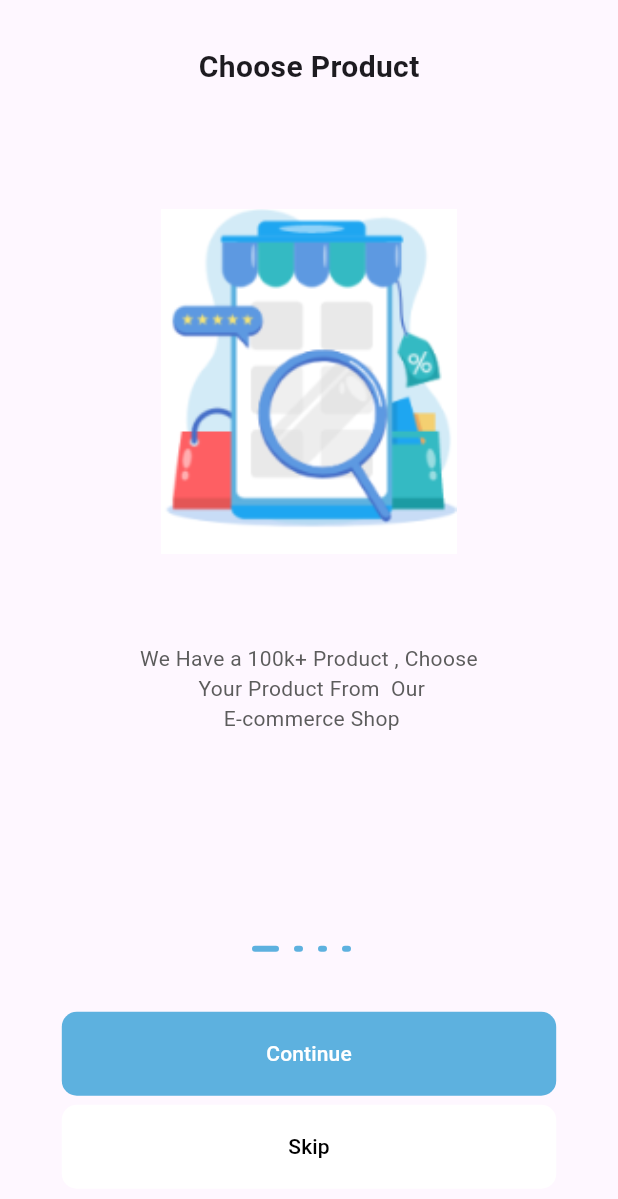
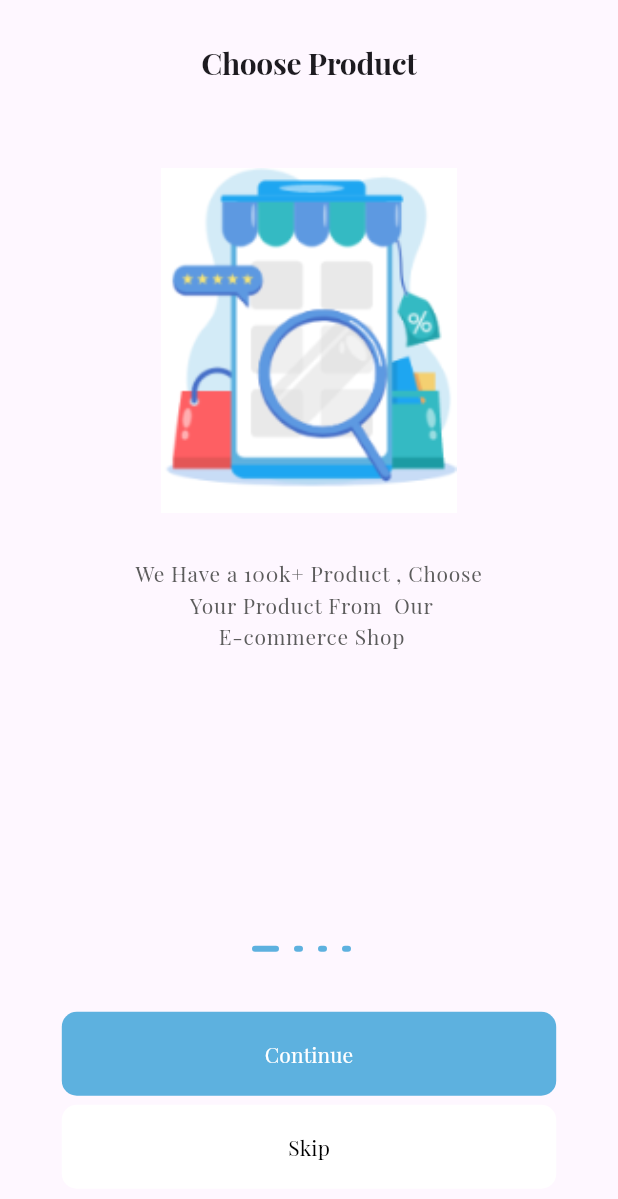
Before and after one commit to AbdelrhmanAmer/Complete-Commerce-App, a Flutter app: the screen it shows after launch, on a phone screen of 412 x 824 dp. Shown: the top 1199 px of the screen. Run offline on Flutter 3.47's test engine with Material 3 defaults, Android fonts, the phone set to English and light mode, and no system bars; our stand-ins replace get; project files that could hold a hidden picture were left out.

Commit message:
TextTheme

```diff
--- a/commplete_commerce_app/lib/main.dart
+++ b/commplete_commerce_app/lib/main.dart
@@ -1,6 +1,7 @@
 import 'package:flutter/material.dart';
 import 'package:get/get.dart';
 
+import 'core/constant/color.dart';
 import 'view/screens/onboarding.dart';
 import 'routes.dart';
 
@@ -17,7 +18,12 @@
       debugShowCheckedModeBanner: false,
       title: 'Flutter Demo',
       theme: ThemeData(
+        fontFamily: "PlayfairDisplay",
         colorScheme: ColorScheme.fromSeed(seedColor: Colors.deepPurple),
+        textTheme: const TextTheme(
+          displayLarge: TextStyle(fontWeight: FontWeight.bold, fontSize: 20),
+          bodyLarge: TextStyle(color: AppColor.grey, fontSize: 14),
+        ),
         useMaterial3: true,
       ),
       home: const OnBoardingScreen(),
--- a/commplete_commerce_app/lib/view/widgets/custom_page_view.dart
+++ b/commplete_commerce_app/lib/view/widgets/custom_page_view.dart
@@ -2,7 +2,6 @@ import 'package:flutter/material.dart';
 import 'package:get/state_manager.dart';
 
 import '../../controller/onboarding_controller.dart';
-import '../../core/constant/color.dart';
 import '../../data/data_source/static/static.dart';
 
 class CustomPageView extends GetView<OnBoardingControllerImp> {
@@ -24,25 +23,20 @@ class CustomPageView extends GetView<OnBoardingControllerImp> {
               const SizedBox(height: 30),
               Text(
                 onBoardingList[index].title!,
-                style: const TextStyle(
-                  fontWeight: FontWeight.bold,
-                  fontSize: 20,
-                ),
+                style: Theme.of(context).textTheme.displayLarge,
               ),
-              const SizedBox(height: 80),
+              const SizedBox(height: 60),
               Image.asset(
                 onBoardingList[index].image!,
                 width: 200,
                 height: 230,
                 fit: BoxFit.contain,
               ),
-              const SizedBox(height: 60),
+              const SizedBox(height: 30),
               Text(
                 onBoardingList[index].body!,
                 textAlign: TextAlign.center,
-                style: const TextStyle(
-                  color: AppColor.grey,
-                ),
+                style: Theme.of(context).textTheme.bodyLarge,
               ),
             ],
           ),
--- a/commplete_commerce_app/pubspec.yaml
+++ b/commplete_commerce_app/pubspec.yaml
@@ -29,3 +29,9 @@ flutter:
         - asset: assets/fonts/Cairo/Cairo-Regular.ttf
         - asset: assets/fonts/Cairo/Cairo-Bold.ttf
           weight: 700
+
+    - family: PlayfairDisplay
+      fonts:
+        - asset: assets/fonts/PlayfairDisplay/PlayfairDisplay-Regular.ttf
+        - asset: assets/fonts/PlayfairDisplay/PlayfairDisplay-Bold.ttf
+        - weight: 700
```
Also changed, not shown: commplete_commerce_app/assets/fonts/PlayfairDisplay/PlayfairDisplay-Black.ttf (added), commplete_commerce_app/assets/fonts/PlayfairDisplay/PlayfairDisplay-BlackItalic.ttf (added), commplete_commerce_app/assets/fonts/PlayfairDisplay/PlayfairDisplay-Bold.ttf (added), commplete_commerce_app/assets/fonts/PlayfairDisplay/PlayfairDisplay-BoldItalic.ttf (added), commplete_commerce_app/assets/fonts/PlayfairDisplay/PlayfairDisplay-ExtraBold.ttf (added), commplete_commerce_app/assets/fonts/PlayfairDisplay/PlayfairDisplay-ExtraBoldItalic.ttf (added), commplete_commerce_app/assets/fonts/PlayfairDisplay/PlayfairDisplay-Italic.ttf (added), commplete_commerce_app/assets/fonts/PlayfairDisplay/PlayfairDisplay-Medium.ttf (added), commplete_commerce_app/assets/fonts/PlayfairDisplay/PlayfairDisplay-MediumItalic.ttf (added), commplete_commerce_app/assets/fonts/PlayfairDisplay/PlayfairDisplay-Regular.ttf (added), commplete_commerce_app/assets/fonts/PlayfairDisplay/PlayfairDisplay-SemiBold.ttf (added), commplete_commerce_app/assets/fonts/PlayfairDisplay/PlayfairDisplay-SemiBoldItalic.ttf (added).
